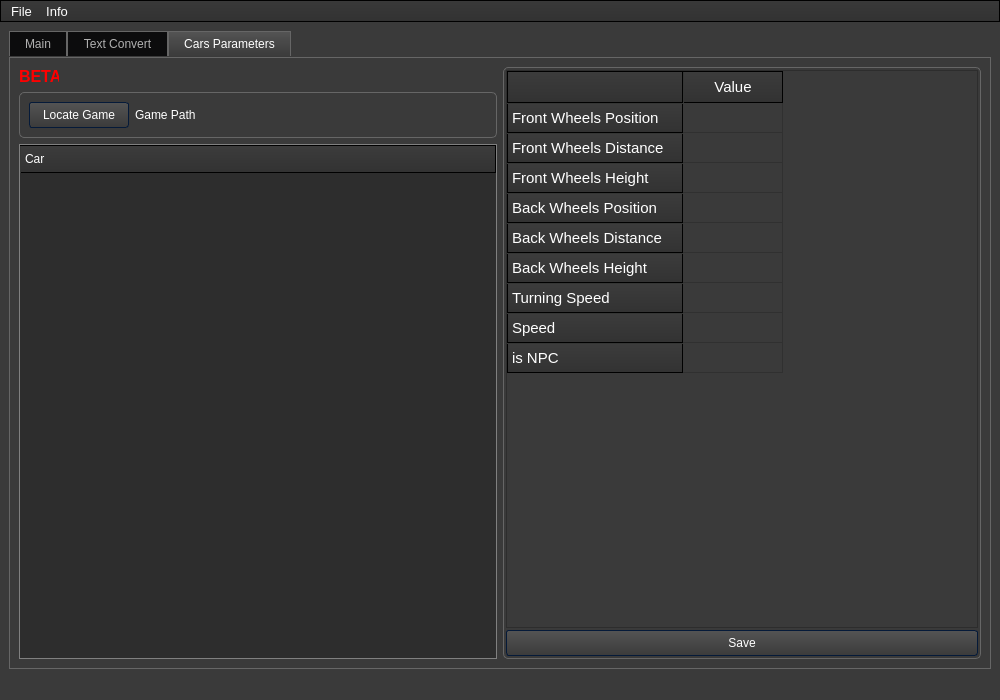
Old version of the form ydt.ui in the repository MillKeny/yerevandrive.
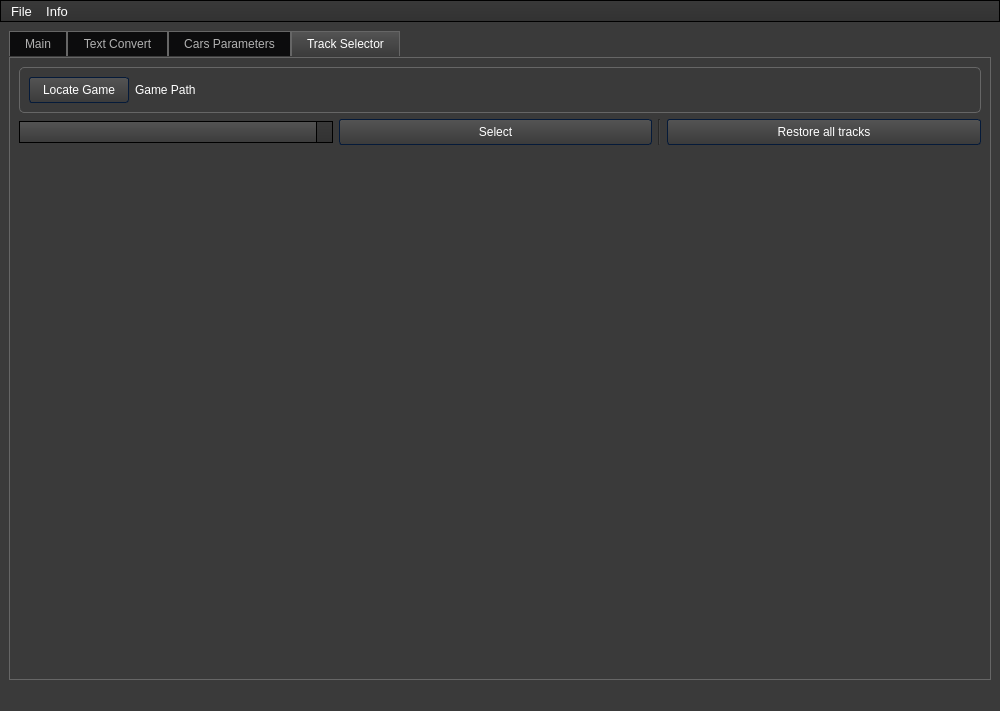
New version of the form. Icons and pictures are not drawn.

Commit message: Added Track Selector

```diff
--- a/ydt.ui
+++ b/ydt.ui
@@ -7,7 +7,7 @@
     <x>0</x>
     <y>0</y>
     <width>1000</width>
-    <height>700</height>
+    <height>711</height>
    </rect>
   </property>
   <property name="minimumSize">
@@ -1011,10 +1011,10 @@
   </property>
   <widget class="QWidget" name="centralwidget">
    <layout class="QGridLayout" name="gridLayout_3">
-    <item row="0" column="1">
+    <item row="0" column="0">
      <widget class="QTabWidget" name="tabWidget">
       <property name="currentIndex">
-       <number>2</number>
+       <number>3</number>
       </property>
       <widget class="QWidget" name="mainTab">
        <attribute name="title">
@@ -1658,16 +1658,79 @@
              </column>
             </widget>
            </item>
-           <item row="1" column="0">
-            <widget class="QPushButton" name="saveParamsButton">
+          </layout>
+         </widget>
+        </item>
+       </layout>
+      </widget>
+      <widget class="QWidget" name="trackTab">
+       <attribute name="title">
+        <string>Track Selector</string>
+       </attribute>
+       <layout class="QFormLayout" name="formLayout_2">
+        <item row="0" column="0" colspan="2">
+         <widget class="QGroupBox" name="groupBox_5">
+          <property name="maximumSize">
+           <size>
+            <width>16777215</width>
+            <height>100</height>
+           </size>
+          </property>
+          <property name="title">
+           <string/>
+          </property>
+          <layout class="QHBoxLayout" name="horizontalLayout_6">
+           <item>
+            <widget class="QPushButton" name="locateButton_2">
+             <property name="maximumSize">
+              <size>
+               <width>100</width>
+               <height>16777215</height>
+              </size>
+             </property>
              <property name="text">
-              <string>Save</string>
+              <string>Locate Game</string>
              </property>
             </widget>
            </item>
+           <item>
+            <widget class="QLabel" name="locateLabel_2">
+             <property name="text">
+              <string>Game Path</string>
+             </property>
+            </widget>
+           </item>
           </layout>
          </widget>
         </item>
+        <item row="1" column="0" colspan="2">
+         <layout class="QHBoxLayout" name="horizontalLayout_7">
+          <item>
+           <widget class="QComboBox" name="trackCombo"/>
+          </item>
+          <item>
+           <widget class="QPushButton" name="selectTrackButton">
+            <property name="text">
+             <string>Select</string>
+            </property>
+           </widget>
+          </item>
+          <item>
+           <widget class="Line" name="line_2">
+            <property name="orientation">
+             <enum>Qt::Orientation::Vertical</enum>
+            </property>
+           </widget>
+          </item>
+          <item>
+           <widget class="QPushButton" name="restoreTracksButton">
+            <property name="text">
+             <string>Restore all tracks</string>
+            </property>
+           </widget>
+          </item>
+         </layout>
+        </item>
        </layout>
       </widget>
      </widget>
```
Left out of the diff: 11 changed lines with no effect on the pictures. The commit also changes 32 other files.
